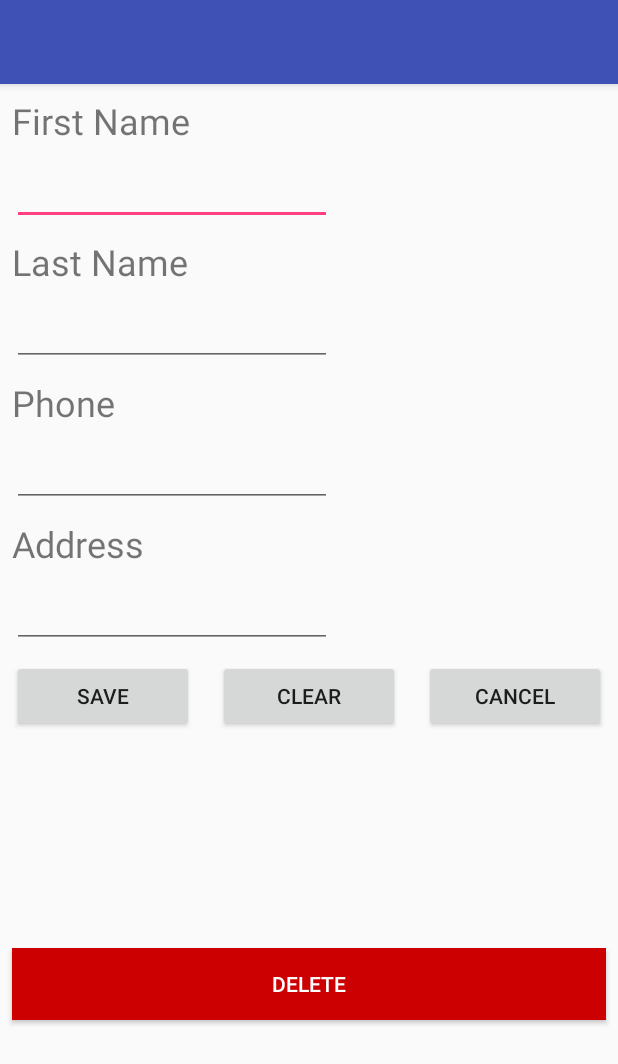
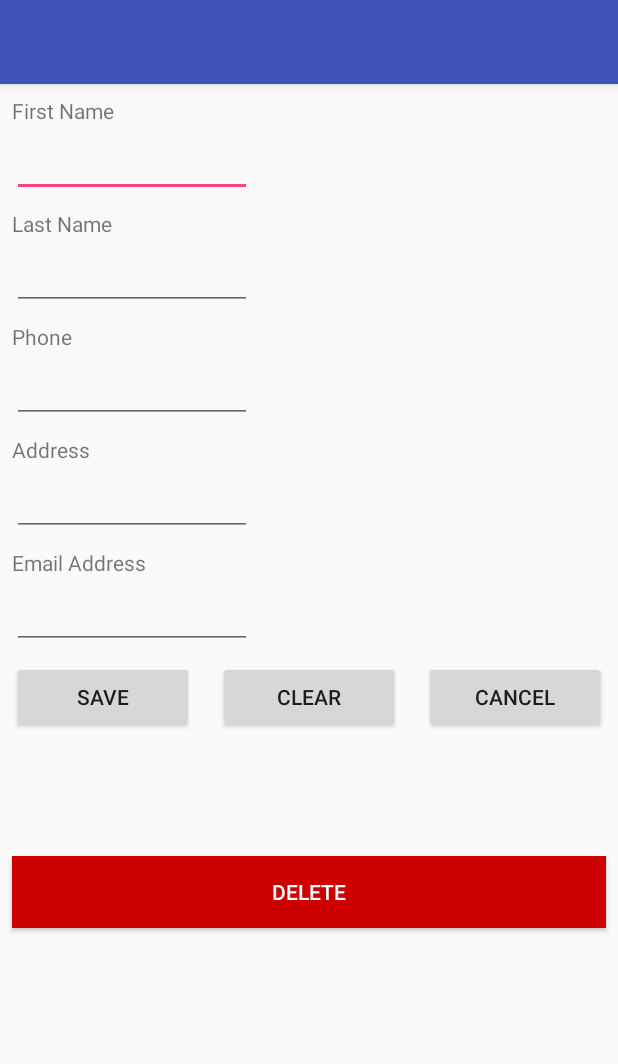
Before and after one commit to andybowar/contacts, an Android app: the screen it shows after launch (ContactEdit), after a tap on an icon or button, on a phone screen of 412 x 824 dp. Shown: the top 1064 px of the screen. Run offline under Robolectric (Android 15) with nearby library versions, the phone set to English and light mode, and no system bars.

Commit message:
Added email support

```diff
--- a/app/src/main/java/com/example/andy/contacts/ContactEdit.java
+++ b/app/src/main/java/com/example/andy/contacts/ContactEdit.java
@@ -13,12 +13,14 @@ public class ContactEdit extends AppCompatActivity {
     EditText editLast;
     EditText editPhone;
     EditText editAddress;
+    EditText editEmail;
 
     public int id;
     public String firstName = null;
     public String lastName = null;
     public String phone = null;
     public String address = null;
+    public String email = null;
 
     @Override
     protected void onCreate(Bundle savedInstanceState) {
@@ -29,6 +31,7 @@ public class ContactEdit extends AppCompatActivity {
         editLast = (EditText) findViewById(R.id.editLast);
         editPhone = (EditText) findViewById(R.id.editPhone);
         editAddress = (EditText) findViewById(R.id.editAddress);
+        editEmail = (EditText) findViewById(R.id.editEmail);
 
         Bundle extras = getIntent().getExtras();
 
@@ -39,12 +42,14 @@ public class ContactEdit extends AppCompatActivity {
             lastName = extras.getString("lastName");
             phone = extras.getString("phone");
             address = extras.getString("address");
+            email = extras.getString("email");
         }
 
         editFirst.setText(firstName);
         editLast.setText(lastName);
         editPhone.setText(phone);
         editAddress.setText(address);
+        editEmail.setText(email);
     }
 
     public void saveContact (View view) {
@@ -55,7 +60,8 @@ public class ContactEdit extends AppCompatActivity {
                                       editFirst.getText().toString(),
                                       editLast.getText().toString(),
                                       editPhone.getText().toString(),
-                                      editAddress.getText().toString());
+                                      editAddress.getText().toString(),
+                                      editEmail.getText().toString());
 
         ArrayList<Integer> idList = dbHandler.selectId();
 
@@ -76,6 +82,7 @@ public class ContactEdit extends AppCompatActivity {
         editLast.setText("");
         editPhone.setText("");
         editAddress.setText("");
+        editEmail.setText("");
     }
 
     public void cancelContact(View view) {
@@ -89,7 +96,8 @@ public class ContactEdit extends AppCompatActivity {
                 editFirst.getText().toString(),
                 editLast.getText().toString(),
                 editPhone.getText().toString(),
-                editAddress.getText().toString());
+                editAddress.getText().toString(),
+                editEmail.getText().toString());
         dbHandler.removeContact(contact);
         Intent i = new Intent(this, MainActivity.class);
         startActivity(i);
--- a/app/src/main/java/com/example/andy/contacts/MainActivity.java
+++ b/app/src/main/java/com/example/andy/contacts/MainActivity.java
@@ -63,6 +63,7 @@ public class MainActivity extends AppCompatActivity {
             String lastName = contact.getLastName();
             String phone = contact.getPhone();
             String address = contact.getAddress();
+            String email = contact.getEmail();
 
             Intent contactItem = new Intent(MainActivity.this, ContactDetail.class);
             // Send each variable to activity
@@ -71,6 +72,7 @@ public class MainActivity extends AppCompatActivity {
             contactItem.putExtra("lastName", lastName);
             contactItem.putExtra("phone", phone);
             contactItem.putExtra("address", address);
+            contactItem.putExtra("email", email);
             startActivity(contactItem);
         }
     }
--- a/app/src/main/java/com/example/andy/contacts/MyDBHandler.java
+++ b/app/src/main/java/com/example/andy/contacts/MyDBHandler.java
@@ -22,6 +22,7 @@ public class MyDBHandler extends SQLiteOpenHelper {
     private static final String COLUMN_LASTNAME = "lastName";
     private static final String COLUMN_PHONE = "phone";
     private static final String COLUMN_ADDRESS = "address";
+    private static final String COLUMN_EMAIL = "email";
 
     public MyDBHandler(Context context, String name, SQLiteDatabase.CursorFactory factory, int version) {
         super(context, DATABASE_NAME, factory, DATABASE_VERSION);
@@ -30,11 +31,12 @@ public class MyDBHandler extends SQLiteOpenHelper {
     @Override
     public void onCreate(SQLiteDatabase db) {
         String CREATE_CONTACTS_TABLE = "create table " + TABLE_CONTACTS +
-                "(" + COLUMN_ID + " integer primary key autoincrement,"
-                    + COLUMN_FIRSTNAME + " text,"
-                    + COLUMN_LASTNAME + " text,"
-                    + COLUMN_PHONE + " integer,"
-                    + COLUMN_ADDRESS + " text"
+                "(" + COLUMN_ID + " integer primary key autoincrement, "
+                    + COLUMN_FIRSTNAME + " text, "
+                    + COLUMN_LASTNAME + " text, "
+                    + COLUMN_PHONE + " integer, "
+                    + COLUMN_ADDRESS + " text, "
+                    + COLUMN_EMAIL + " text"
                     + ")";
         db.execSQL(CREATE_CONTACTS_TABLE);
     }
@@ -51,6 +53,7 @@ public class MyDBHandler extends SQLiteOpenHelper {
         values.put(COLUMN_LASTNAME, contact.getLastName());
         values.put(COLUMN_PHONE, contact.getPhone());
         values.put(COLUMN_ADDRESS, contact.getAddress());
+        values.put(COLUMN_EMAIL, contact.getEmail());
 
         SQLiteDatabase db = this.getWritableDatabase();
         db.insert(TABLE_CONTACTS, null, values);
@@ -87,7 +90,8 @@ public class MyDBHandler extends SQLiteOpenHelper {
                 String lastName = cursor.getString(cursor.getColumnIndex(COLUMN_LASTNAME));
                 String phone = cursor.getString(cursor.getColumnIndex(COLUMN_PHONE));
                 String address = cursor.getString(cursor.getColumnIndex(COLUMN_ADDRESS));
-                contactList.add(new Contact(id, firstName, lastName, phone, address));
+                String email = cursor.getString(cursor.getColumnIndex(COLUMN_EMAIL));
+                contactList.add(new Contact(id, firstName, lastName, phone, address, email));
             } while (cursor.moveToNext());
         }
 
--- a/app/src/main/res/layout/content_contact_edit.xml
+++ b/app/src/main/res/layout/content_contact_edit.xml
@@ -16,7 +16,7 @@
         android:layout_marginStart="8dp"
         android:layout_marginTop="8dp"
         android:text="@string/first_name"
-        android:textSize="24sp"
+        android:textSize="14sp"
         app:layout_constraintStart_toStartOf="parent"
         app:layout_constraintTop_toTopOf="parent"
         tools:text="First Name" />
@@ -29,6 +29,7 @@
         android:layout_marginTop="8dp"
         android:ems="10"
         android:inputType="textPersonName"
+        android:textSize="14sp"
         app:layout_constraintStart_toStartOf="parent"
         app:layout_constraintTop_toBottomOf="@+id/textView5" />
 
@@ -40,7 +41,7 @@
         android:layout_marginStart="8dp"
         android:layout_marginTop="8dp"
         android:text="@string/last_name"
-        android:textSize="24sp"
+        android:textSize="14sp"
         app:layout_constraintStart_toStartOf="parent"
         app:layout_constraintTop_toBottomOf="@+id/editFirst"
         tools:text="Last Name" />
@@ -53,6 +54,7 @@
         android:layout_marginTop="8dp"
         android:ems="10"
         android:inputType="textPersonName"
+        android:textSize="14sp"
         app:layout_constraintStart_toStartOf="parent"
         app:layout_constraintTop_toBottomOf="@+id/textView6" />
 
@@ -63,7 +65,7 @@
         android:layout_marginStart="8dp"
         android:layout_marginTop="8dp"
         android:text="@string/phone"
-        android:textSize="24sp"
+        android:textSize="14sp"
         app:layout_constraintStart_toStartOf="parent"
         app:layout_constraintTop_toBottomOf="@+id/editLast"
         tools:text="Phone Number" />
@@ -76,6 +78,7 @@
         android:layout_marginTop="8dp"
         android:ems="10"
         android:inputType="text"
+        android:textSize="14sp"
         app:layout_constraintStart_toStartOf="parent"
         app:layout_constraintTop_toBottomOf="@+id/textView7" />
 
@@ -86,7 +89,7 @@
         android:layout_marginStart="8dp"
         android:layout_marginTop="8dp"
         android:text="@string/address"
-        android:textSize="24sp"
+        android:textSize="14sp"
         app:layout_constraintStart_toStartOf="parent"
         app:layout_constraintTop_toBottomOf="@+id/editPhone"
         tools:text="Address" />
@@ -99,6 +102,7 @@
         android:layout_marginTop="8dp"
         android:ems="10"
         android:inputType="textPostalAddress"
+        android:textSize="14sp"
         app:layout_constraintStart_toStartOf="parent"
         app:layout_constraintTop_toBottomOf="@+id/textView8" />
 
@@ -113,7 +117,7 @@
         android:text="@string/save"
         app:layout_constraintEnd_toStartOf="@+id/clearForm"
         app:layout_constraintStart_toStartOf="parent"
-        app:layout_constraintTop_toBottomOf="@+id/editAddress" />
+        app:layout_constraintTop_toBottomOf="@+id/editEmail" />
 
     <Button
         android:id="@+id/clearForm"
@@ -126,7 +130,7 @@
         android:text="Clear"
         app:layout_constraintEnd_toStartOf="@+id/button2"
         app:layout_constraintStart_toEndOf="@+id/saveEdit"
-        app:layout_constraintTop_toBottomOf="@+id/editAddress" />
+        app:layout_constraintTop_toBottomOf="@+id/editEmail" />
 
     <Button
         android:id="@+id/button2"
@@ -139,7 +143,7 @@
         android:text="Cancel"
         app:layout_constraintEnd_toEndOf="parent"
         app:layout_constraintStart_toEndOf="@+id/clearForm"
-        app:layout_constraintTop_toBottomOf="@+id/editAddress" />
+        app:layout_constraintTop_toBottomOf="@+id/editEmail" />
 
     <Button
         android:id="@+id/deleteContact"
@@ -155,8 +159,33 @@
         android:textColor="@android:color/background_light"
         app:layout_constraintBottom_toBottomOf="parent"
         app:layout_constraintEnd_toEndOf="parent"
+        app:layout_constraintHorizontal_bias="0.0"
         app:layout_constraintStart_toStartOf="parent"
-        app:layout_constraintTop_toBottomOf="@+id/clearForm" />
+        app:layout_constraintTop_toBottomOf="@+id/clearForm"
+        app:layout_constraintVertical_bias="0.272" />
+
+    <TextView
+        android:id="@+id/textView9"
+        android:layout_width="wrap_content"
+        android:layout_height="wrap_content"
+        android:layout_marginStart="8dp"
+        android:layout_marginTop="8dp"
+        android:text="Email Address"
+        android:textSize="14sp"
+        app:layout_constraintStart_toStartOf="parent"
+        app:layout_constraintTop_toBottomOf="@+id/editAddress" />
+
+    <EditText
+        android:id="@+id/editEmail"
+        android:layout_width="wrap_content"
+        android:layout_height="wrap_content"
+        android:layout_marginStart="8dp"
+        android:layout_marginTop="8dp"
+        android:ems="10"
+        android:inputType="textPersonName"
+        android:textSize="14sp"
+        app:layout_constraintStart_toStartOf="parent"
+        app:layout_constraintTop_toBottomOf="@+id/textView9" />
 
 
 </android.support.constraint.ConstraintLayout>
```
Also changed, not shown: app/src/main/java/com/example/andy/contacts/Contact.java (+9 -1 lines), app/src/main/java/com/example/andy/contacts/ContactDetail.java (+14 -0 lines), app/src/main/res/layout/activity_contact_detail.xml (+50 -12 lines).
